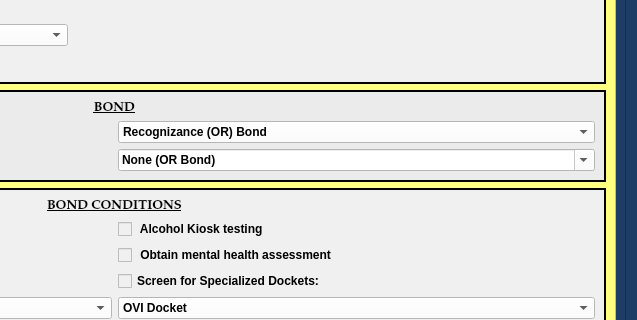
HunterProgram22/MuniEntry, file package/views/ui/BondHearingDialog.ui: the form before one commit; both pictures show x 408 to 1045 and y 271 to 591 of the 1045 by 791 pixel window.
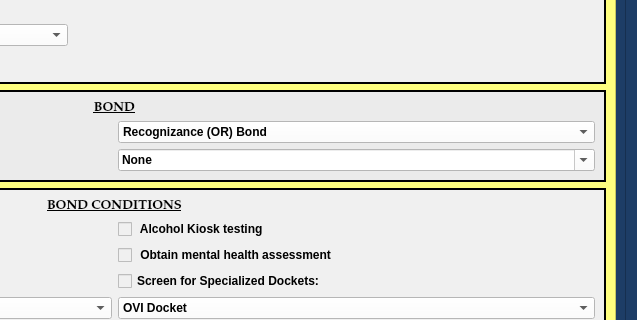
The form after the commit. Custom widgets are drawn as their Qt base class.

Commit message:
Updated Bond amount to None for all Bonds.
Working on info checkers for Not Guilty.

Set bond and special condition frames to hide for continue bond on NGB.

Updated bond hearing and no plea bond to say none for type.

Refactored base dialog transfer_view some more.

Refactored view_modifier transfer_model.

Renamed terms object to model class in base dialog transfer.

Fixed PCVH Bond.

The edit to the form file:
```diff
--- a/package/views/ui/BondHearingDialog.ui
+++ b/package/views/ui/BondHearingDialog.ui
@@ -388,7 +388,7 @@
                </property>
                <item>
                 <property name="text">
-                 <string>None (OR Bond)</string>
+                 <string>None</string>
                 </property>
                </item>
                <item>
```
The commit also changes 21 other files.
